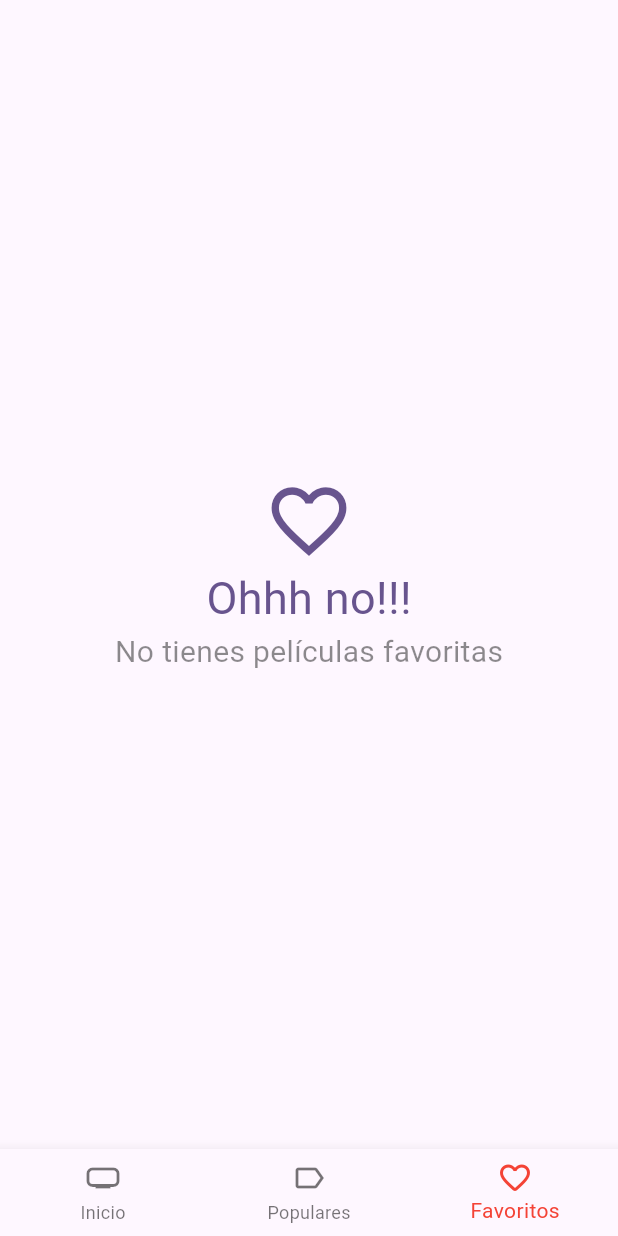
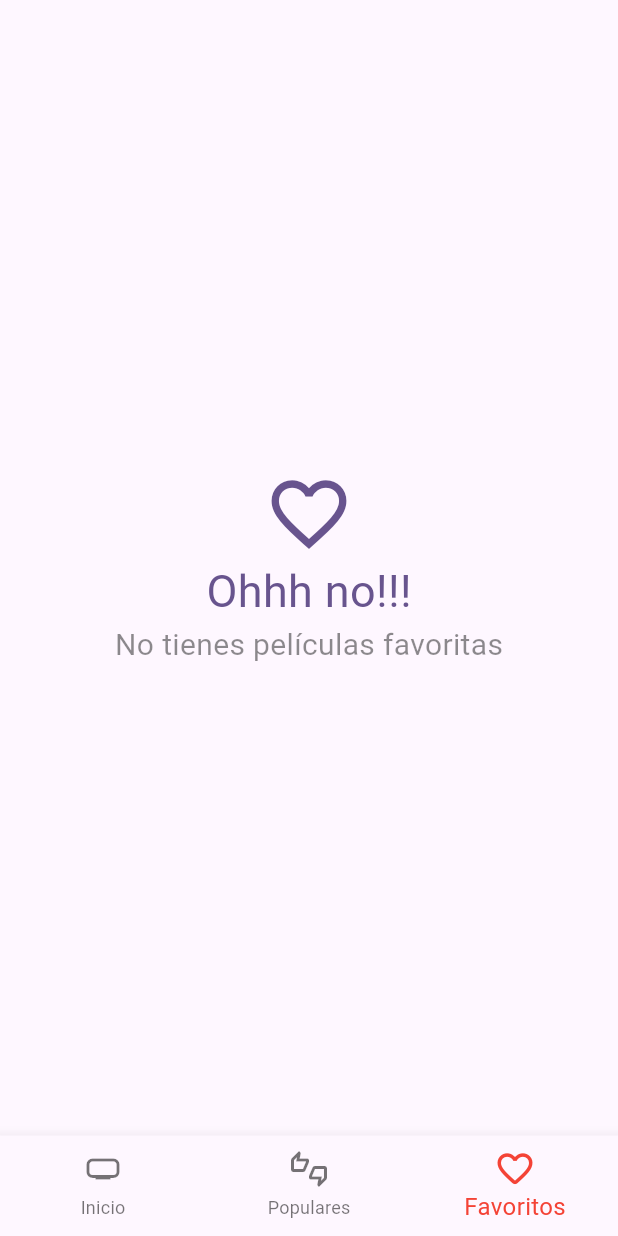
Before and after one commit to AlDaniel1337/cinepedia, a Flutter app: the screen it shows after launch, item 3 of the bottom bar chosen, on a phone screen of 412 x 824 dp. Run offline on Flutter 3.47's test engine with Material 3 defaults, Android fonts, the phone set to English and light mode, and no system bars; our stand-ins replace animate_do, card_swiper, dio, flutter_dotenv, flutter_riverpod, get and 3 more; accounts and stored records are empty; generated files the repository leaves out were written again; network calls fail.

```diff
--- a/lib/src/config/plugins/video_player.dart
+++ b/lib/src/config/plugins/video_player.dart
@@ -73,6 +73,7 @@
 
         children: [
 
+          const Text("Videos", style: TextStyle(fontWeight: FontWeight.bold, fontSize: 16)),
           Text(widget.name),
           YoutubePlayer(controller: _controller)
 
--- a/lib/src/presentation/pages/home/home_page.dart
+++ b/lib/src/presentation/pages/home/home_page.dart
@@ -20,8 +20,8 @@
   Widget build(BuildContext context) {
 
     List<NavigationItem> navElements = [
-      NavigationItem(label: "Inicio",     page: const MoviesPage(),    icon: const Icon( Icons.home_max )),
-      NavigationItem(label: "Populares",  page: const PopularPage(),   icon: const Icon( Icons.label_outline )),
+      NavigationItem(label: "Inicio",     page: const MoviesPage(),    icon: const Icon( Icons.home_max_outlined )),
+      NavigationItem(label: "Populares",  page: const PopularPage(),   icon: const Icon( Icons.thumbs_up_down_outlined )),
       NavigationItem(label: "Favoritos",  page: const FavoritesPage(), icon: const Icon( Icons.favorite_border_rounded )),
     ];
 
--- a/lib/src/presentation/widgets/navigation_bar/custom_button_navigation_bar.dart
+++ b/lib/src/presentation/widgets/navigation_bar/custom_button_navigation_bar.dart
@@ -27,15 +27,20 @@
 
   @override
   Widget build(BuildContext context) {
+
+    var selectedPage = navigationBarController.selectedPage.value;
+
     return BottomNavigationBar(
       selectedItemColor: Colors.red,
-      currentIndex: navigationBarController.selectedPage.value,
+      selectedFontSize: 16,
+      selectedIconTheme: const IconThemeData(size: 28),
+      currentIndex: selectedPage,
 
       onTap: (value) {
         navigationBarController.selectedPage.value = value;
       },
 
-      items: navElements.map( (element) => BottomNavigationBarItem(
+      items: navElements.map( ( element ) => BottomNavigationBarItem(
         icon: element.icon,
         label: element.label
       )).toList()
--- a/lib/src/presentation/widgets/navigation_bar/navigation_bar_controller.dart
+++ b/lib/src/presentation/widgets/navigation_bar/navigation_bar_controller.dart
@@ -3,6 +3,6 @@
 /// NavigationBarController _NavigationBarController = Get.put(NavigationBarController());
 
 class NavigationBarController extends GetxController{
+  var selectedPage = 0.obs;
 
-  var selectedPage = 0.obs;
 }
```
Also changed, not shown: lib/src/presentation/pages/movie/widgets/movie_video.dart (+9 -6 lines).
